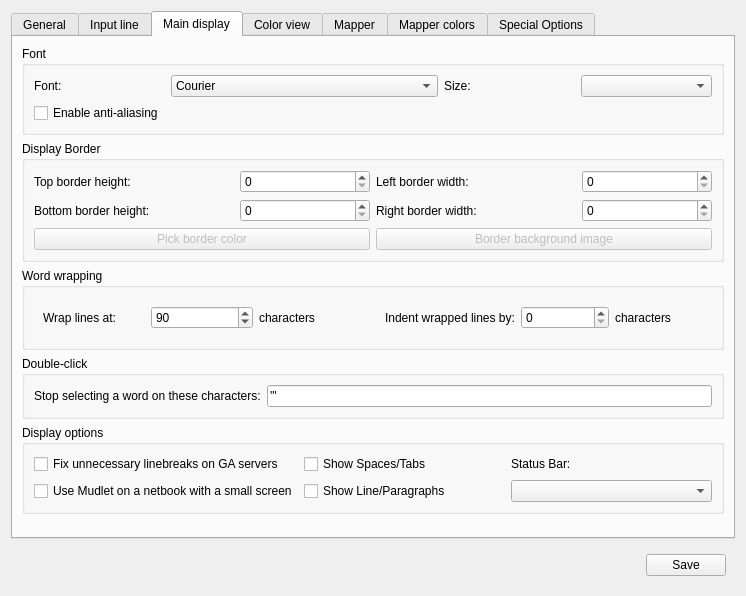
Old version of the form src/ui/profile_preferences.ui in the repository Mudlet/Mudlet.
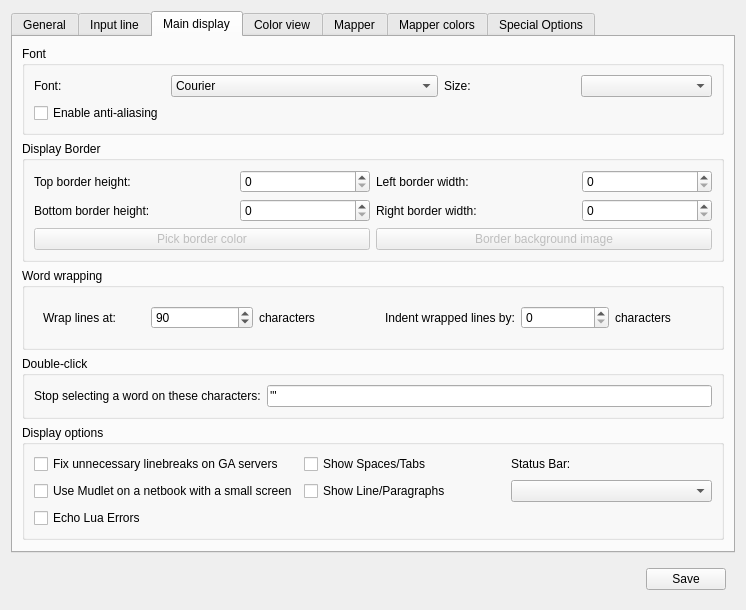
New version of the form. The open tabs and pages were chosen to show the change. Icons and pictures are not drawn.

Commit message: Added echoLuaErrors to preferences

Patch:
```diff
--- a/src/ui/profile_preferences.ui
+++ b/src/ui/profile_preferences.ui
@@ -769,6 +769,16 @@
             </property>
            </widget>
           </item>
+          <item row="2" column="0">
+           <widget class="QCheckBox" name="checkBox_echoLuaErrors">
+            <property name="toolTip">
+             <string>&lt;html&gt;&lt;head/&gt;&lt;body&gt;&lt;p&gt;Prints Lua errors to the main console.&lt;/p&gt;&lt;/body&gt;&lt;/html&gt;</string>
+            </property>
+            <property name="text">
+             <string>Echo Lua Errors</string>
+            </property>
+           </widget>
+          </item>
          </layout>
         </widget>
        </item>
```
The commit also changes 7 other files.
